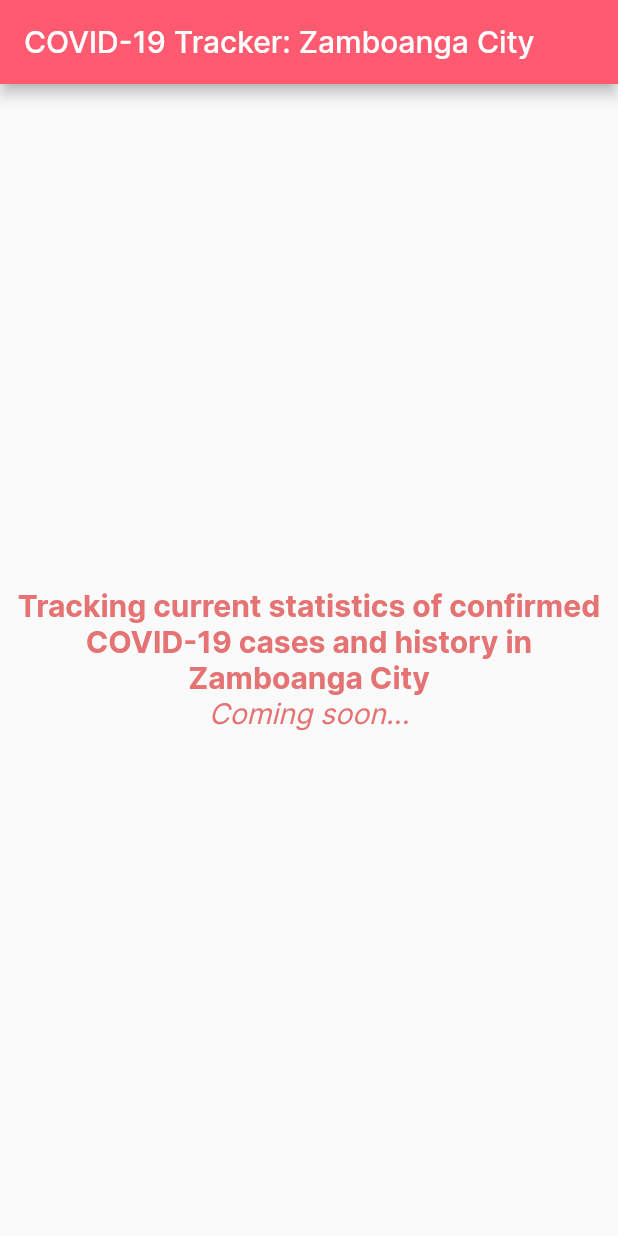
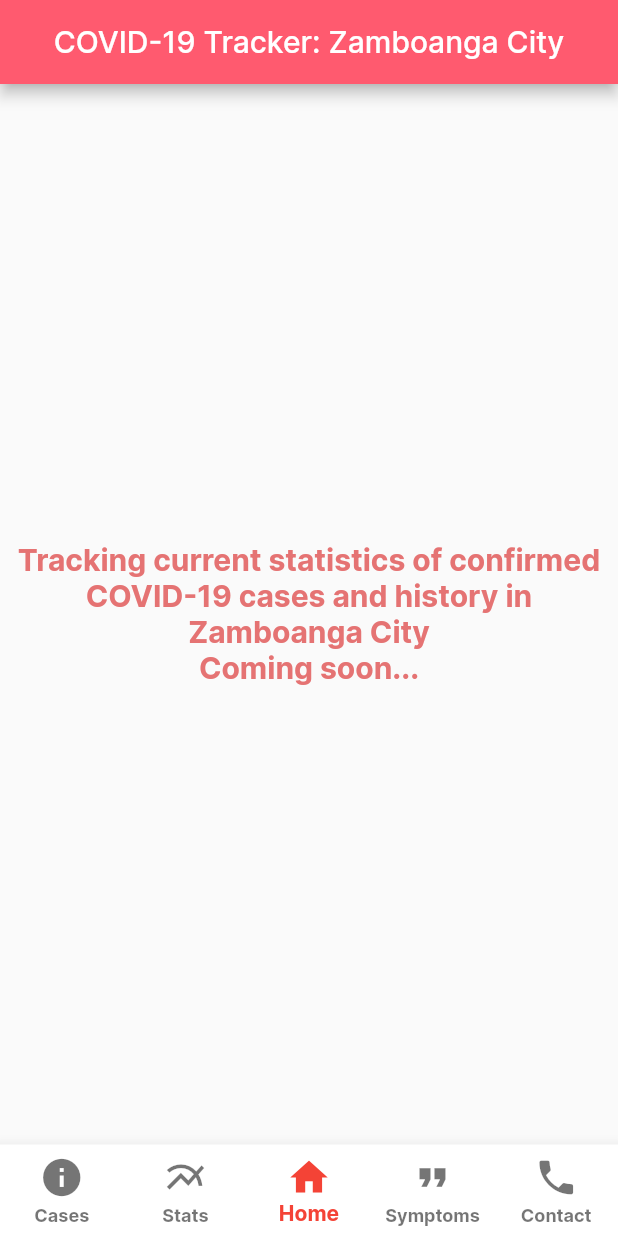
Before and after one commit to zambotech/covid19zc_app, a Flutter app: the screen it shows after launch, on a phone screen of 412 x 824 dp. Run offline on Flutter 3.47's test engine with Material 2 defaults, Android fonts, the phone set to English and light mode, and no system bars.

Commit message:
feat: Bottom Navigation (#11)
* feat: Bottom Navigation
Co-authored-by: Al-Jhoenil Wahid <aljhoenilw@gmail.com>

```diff
--- a/lib/main.dart
+++ b/lib/main.dart
@@ -1,5 +1,6 @@
 import 'package:flutter/material.dart';
 import 'assets/hex.dart';
+import 'pages/BottomNavigation.dart';
 
 void main() => runApp(MyApp());
 
@@ -14,51 +15,17 @@ class MyApp extends StatelessWidget {
         primarySwatch: Colors.red,
         primaryColor: Color(hexColor('#FF5A6F')),
         accentColor: Colors.red[200],
-        fontFamily: 'Inter'
+        fontFamily: 'Inter',
+        textTheme: TextTheme(
+        body1: TextStyle(
+          fontSize: 20.0,
+          fontFamily: 'Inter',
+          fontWeight: FontWeight.bold,
+          color: Colors.red[300],
+          ),
+        ),
       ),
-      home: MyHomePage(title: 'COVID-19 Tracker: Zamboanga City'),
+      home: BottomNavigation(),
     );
   }
 }
-
-class MyHomePage extends StatefulWidget {
-  MyHomePage({Key key, this.title}) : super(key: key);
-
-  final String title;
-
-  @override
-  _MyHomePageState createState() => _MyHomePageState();
-}
-
-class _MyHomePageState extends State<MyHomePage> {
-  @override
-  Widget build(BuildContext context) {
-    return Scaffold(
-      appBar: AppBar(
-        title: Text(widget.title),
-      ),
-      body: Center(
-        child: Column(
-          mainAxisAlignment: MainAxisAlignment.center,
-          children: <Widget>[
-            Text(
-              'Tracking current statistics of confirmed COVID-19 cases and history in Zamboanga City',
-              style: TextStyle(
-                  color: Colors.red[300],
-                  fontWeight: FontWeight.bold,
-                  fontSize: 20.0,),
-                  textAlign: TextAlign.center,
-            ),
-            Text(
-              'Coming soon...',
-              style: TextStyle(
-                  color: Colors.red[300],
-                  fontSize: 19.0,
-                  fontStyle: FontStyle.italic),
-            ),
-          ],
-        ),
-      ), // This trailing comma makes auto-formatting nicer for build methods.
-    );
-  }
-}
--- /dev/null
+++ b/lib/pages/BottomNavigation.dart
@@ -0,0 +1,65 @@
+import 'package:flutter/material.dart';
+import 'Home.dart';
+import 'Cases.dart';
+import 'Stat.dart';
+import 'Symptoms.dart';
+import 'Contact.dart';
+
+class BottomNavigation extends StatefulWidget {
+  @override
+  _BottomNavigationState createState() => _BottomNavigationState();
+}
+
+class _BottomNavigationState extends State<BottomNavigation> {
+
+  int _currentIndex = 2;
+  final List<Widget> tabs = [
+    Cases(),
+    Stat(),
+    Home(),
+    Symptoms(),
+    Contact(),
+  ];
+  final PageStorageBucket bucket = PageStorageBucket();
+  Widget currentScreen = Home();
+
+  @override
+  Widget build(BuildContext context) {
+    return Scaffold(
+      body: tabs[_currentIndex],
+      bottomNavigationBar: BottomNavigationBar(
+        currentIndex: _currentIndex,
+        type: BottomNavigationBarType.fixed,
+        backgroundColor: Colors.white,
+        iconSize: 30,
+        items: [
+          BottomNavigationBarItem(
+            icon: Icon(Icons.info),
+            title: Text('Cases'),
+          ),
+          BottomNavigationBarItem(
+            icon: Icon(Icons.multiline_chart),
+            title: Text('Stats'),
+          ),
+          BottomNavigationBarItem(
+            icon: Icon(Icons.home),
+            title: Text('Home'),
+          ),
+          BottomNavigationBarItem(
+            icon: Icon(Icons.format_quote),
+            title: Text('Symptoms'),
+          ),
+          BottomNavigationBarItem(
+            icon: Icon(Icons.phone),
+            title: Text('Contact'),
+          ),
+        ],
+        onTap: (index) {
+          setState(() {
+            _currentIndex = index;
+          });
+        },
+      )
+    );
+  }
+}
--- /dev/null
+++ b/lib/pages/Cases.dart
@@ -0,0 +1,31 @@
+import 'package:flutter/material.dart';
+
+class Cases extends StatefulWidget {
+  @override
+  _CasesState createState() => _CasesState();
+}
+
+class _CasesState extends State<Cases> {
+  @override
+  Widget build(BuildContext context) {
+    return Scaffold(
+      appBar: AppBar(
+        title: Text('COVID-19 Tracker: Zamboanga City'),
+        centerTitle: true,
+      ),
+      body: Center(
+        child: Column(
+          mainAxisAlignment: MainAxisAlignment.center,
+          children: <Widget>[
+            Text(
+              'Cases',
+            ),
+            Text(
+              'Coming soon...',
+            ),
+          ],
+        ),
+      ), // This trailing comma makes auto-formatting nicer for build methods.
+    );
+  }
+}
--- /dev/null
+++ b/lib/pages/Home.dart
@@ -0,0 +1,32 @@
+import 'package:flutter/material.dart';
+
+class Home extends StatefulWidget {
+  @override
+  _HomeState createState() => _HomeState();
+}
+
+class _HomeState extends State<Home> {
+  @override
+  Widget build(BuildContext context) {
+    return Scaffold(
+      appBar: AppBar(
+        title: Text('COVID-19 Tracker: Zamboanga City'),
+        centerTitle: true,
+      ),
+      body: Center(
+        child: Column(
+          mainAxisAlignment: MainAxisAlignment.center,
+          children: <Widget>[
+            Text(
+              'Tracking current statistics of confirmed COVID-19 cases and history in Zamboanga City',
+              textAlign: TextAlign.center,
+            ),
+            Text(
+              'Coming soon...',
+            ),
+          ],
+        ),
+      ), // This trailing comma makes auto-formatting nicer for build methods.
+    );
+  }
+}
```
Also changed, not shown: lib/pages/Contact.dart (added, +31 -0 lines), lib/pages/Stat.dart (added, +31 -0 lines), lib/pages/Symptoms.dart (added, +31 -0 lines).
